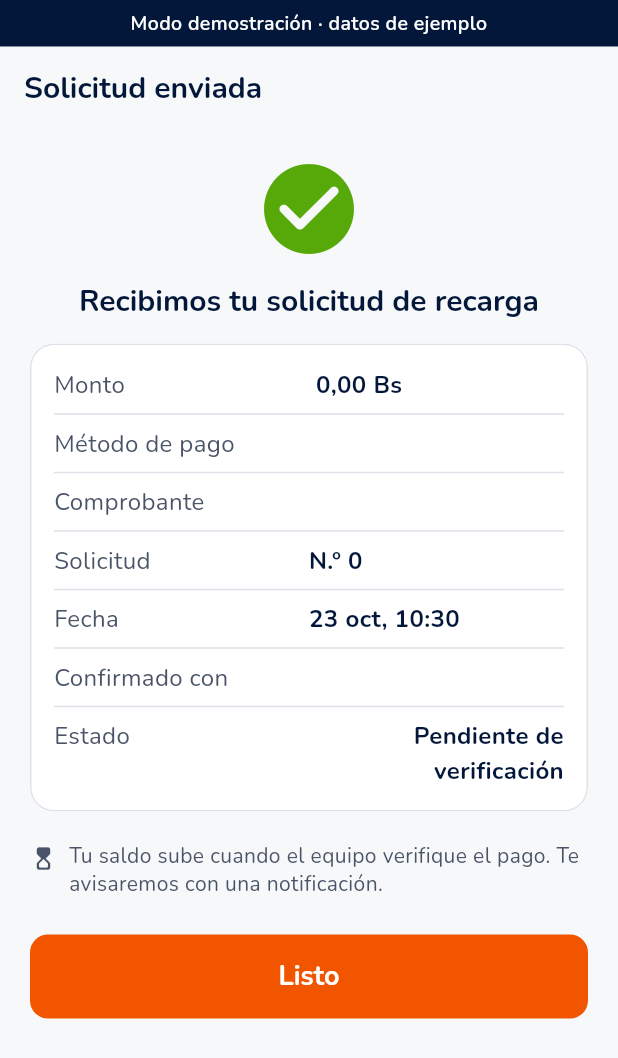
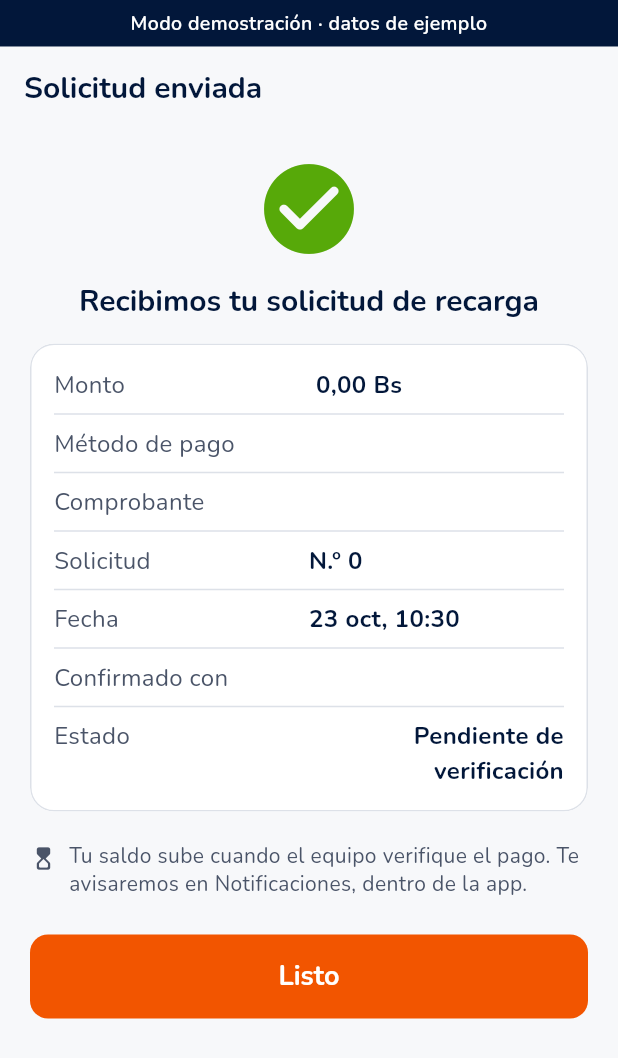
Before and after one commit to suarezhy/HandiManYa-, a Flutter app: the TopupReceiptPage screen opened directly with empty values, on a phone screen of 412 x 824 dp. Shown: the top 1058 px of the screen. Run offline on Flutter 3.47's test engine with Material 3 defaults, Android fonts, the phone set to English and light mode, and no system bars; our stand-ins replace flutter_riverpod, flutter_secure_storage, geolocator, go_router, image_picker, local_auth and 2 more; accounts and stored records are empty.

Commit message:
Tarjetas: ningún texto cortado; avisos dicen que llegan dentro de la app
Un monto se achica para entrar entero en vez de cortarse; los detalles
usan hasta tres líneas; a 320 px las tarjetas van una por fila. Prueba con
la letra real a 390 y 320 px. "Te avisaremos" dice que es en
Notificaciones de la app (todavía no hay notificaciones push).

Co-Authored-By: Claude Opus 5.5 (1M context) <noreply@anthropic.com>
Claude-Session: https://claude.ai/code/session_01DeCF69djLMxZWpDQKuzya6

```diff
--- a/lib/features/pro_mode/application_page.dart
+++ b/lib/features/pro_mode/application_page.dart
@@ -63,9 +63,7 @@ class _StatusView extends ConsumerWidget {
         EmptyState(
           icon: approved ? Icons.verified_rounded : Icons.hourglass_top_rounded,
           title: approved ? '¡Tu perfil fue aprobado!' : 'Postulación ${app.status.label.toLowerCase()}',
-          message: approved
-              ? 'Ya puedes recibir pedidos. Activa tu disponibilidad desde el modo profesional.'
-              : 'Nuestro equipo está revisando tus datos y documentos. Te avisaremos por notificación.',
+          message: approved ? 'Ya puedes recibir pedidos. Activa tu disponibilidad desde el modo profesional.' : 'Nuestro equipo está revisando tus datos y documentos. Te avisaremos en Notificaciones, dentro de la app.',
           action: approved
               ? PrimaryButton(
                   label: 'Ir al modo profesional',
--- a/lib/features/pro_mode/wallet_page.dart
+++ b/lib/features/pro_mode/wallet_page.dart
@@ -544,7 +544,7 @@ class TopupReceiptPage extends StatelessWidget {
                 const SizedBox(height: HySpacing.md),
                 const InfoBanner(
                   icon: Icons.hourglass_top_rounded,
-                  text: 'Tu saldo sube cuando el equipo verifique el pago. Te avisaremos con una notificación.',
+                  text: 'Tu saldo sube cuando el equipo verifique el pago. Te avisaremos en Notificaciones, dentro de la app.',
                 ),
                 const SizedBox(height: HySpacing.lg),
                 PrimaryButton(label: 'Listo', onPressed: () => Navigator.pop(context)),
```
Also changed, not shown: lib/features/management/management_common.dart (+9 -4 lines), 1 other file.
